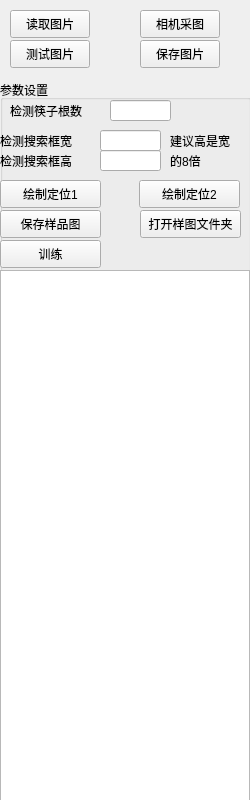
Before: the Qt Designer form formrecognize.ui in dushulang/MSerialsRecognize, drawn with Qt 5.
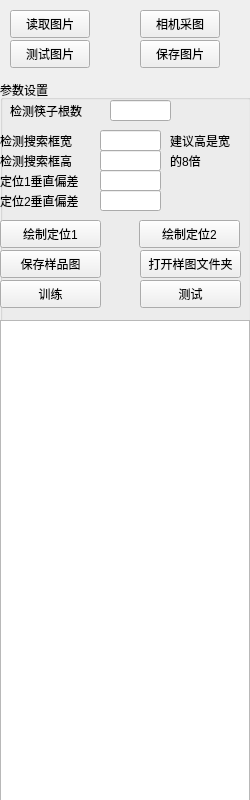
After: the same form once the commit is applied.

```diff
--- a/formrecognize.ui
+++ b/formrecognize.ui
@@ -78,7 +78,7 @@
     <property name="geometry">
      <rect>
       <x>0</x>
-      <y>190</y>
+      <y>240</y>
       <width>250</width>
       <height>531</height>
      </rect>
@@ -88,7 +88,7 @@
     <property name="geometry">
      <rect>
       <x>0</x>
-      <y>100</y>
+      <y>140</y>
       <width>101</width>
       <height>28</height>
      </rect>
@@ -101,7 +101,7 @@
     <property name="geometry">
      <rect>
       <x>139</x>
-      <y>100</y>
+      <y>140</y>
       <width>101</width>
       <height>28</height>
      </rect>
@@ -114,7 +114,7 @@
     <property name="geometry">
      <rect>
       <x>140</x>
-      <y>130</y>
+      <y>170</y>
       <width>101</width>
       <height>28</height>
      </rect>
@@ -140,7 +140,7 @@
     <property name="geometry">
      <rect>
       <x>0</x>
-      <y>130</y>
+      <y>170</y>
       <width>101</width>
       <height>28</height>
      </rect>
@@ -225,7 +225,7 @@
     <property name="geometry">
      <rect>
       <x>0</x>
-      <y>160</y>
+      <y>200</y>
       <width>101</width>
       <height>28</height>
      </rect>
@@ -234,6 +234,65 @@
      <string>训练</string>
     </property>
    </widget>
+   <widget class="QLabel" name="label_6">
+    <property name="geometry">
+     <rect>
+      <x>0</x>
+      <y>90</y>
+      <width>81</width>
+      <height>21</height>
+     </rect>
+    </property>
+    <property name="text">
+     <string>定位1垂直偏差</string>
+    </property>
+   </widget>
+   <widget class="QLineEdit" name="lineEdit_VertcalBias1">
+    <property name="geometry">
+     <rect>
+      <x>100</x>
+      <y>90</y>
+      <width>61</width>
+      <height>21</height>
+     </rect>
+    </property>
+   </widget>
+   <widget class="QLabel" name="label_7">
+    <property name="geometry">
+     <rect>
+      <x>0</x>
+      <y>110</y>
+      <width>81</width>
+      <height>21</height>
+     </rect>
+    </property>
+    <property name="text">
+     <string>定位2垂直偏差</string>
+    </property>
+   </widget>
+   <widget class="QLineEdit" name="lineEdit_VertcalBias2">
+    <property name="geometry">
+     <rect>
+      <x>100</x>
+      <y>110</y>
+      <width>61</width>
+      <height>21</height>
+     </rect>
+    </property>
+   </widget>
+   <widget class="QPushButton" name="pushButton_TestOrg">
+    <property name="geometry">
+     <rect>
+      <x>140</x>
+      <y>200</y>
+      <width>101</width>
+      <height>28</height>
+     </rect>
+    </property>
+    <property name="text">
+     <string>测试</string>
+    </property>
+   </widget>
   </widget>
   <widget class="QPushButton" name="pushButton_SaveImage">
    <property name="geometry">
```
